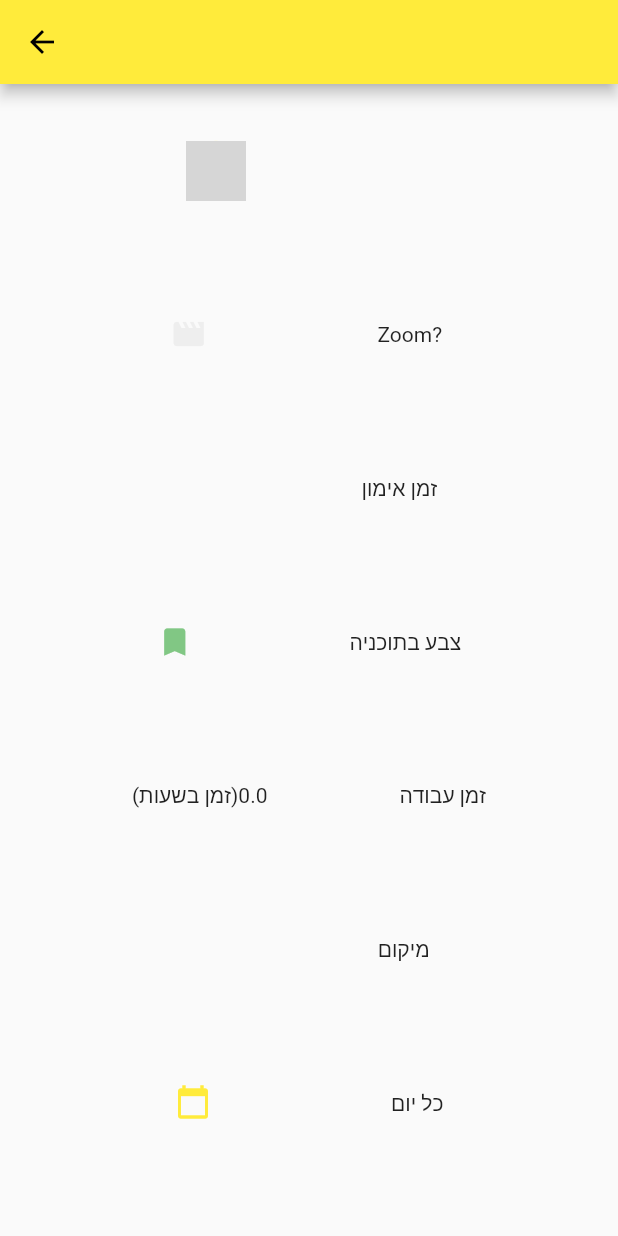
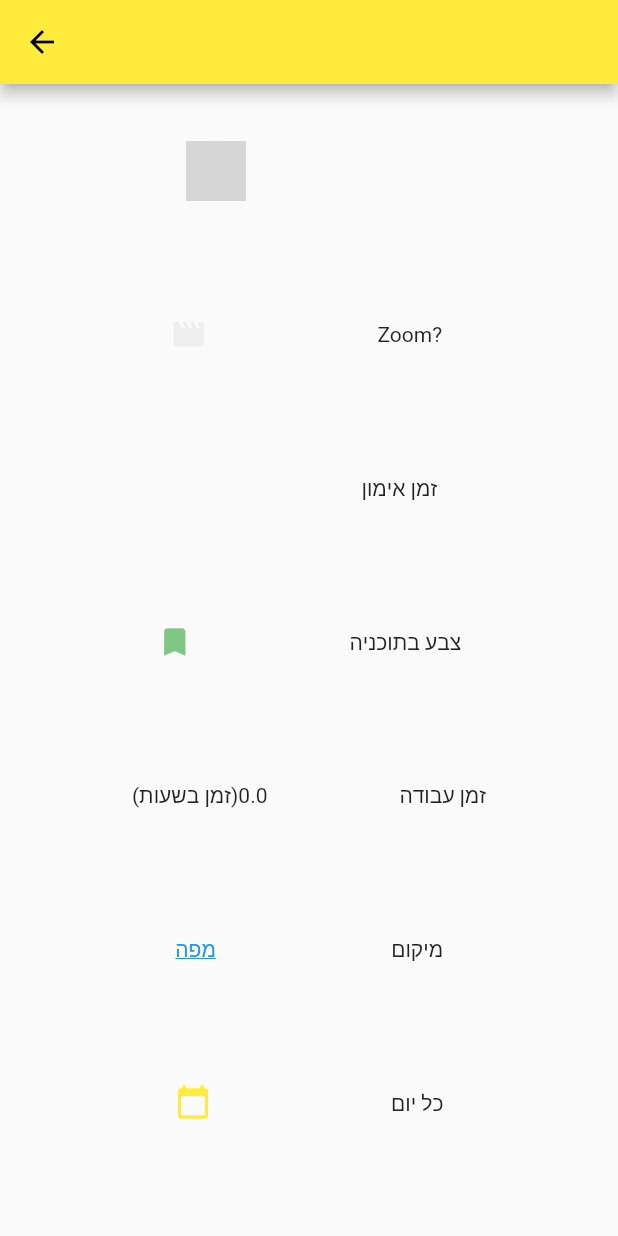
Before and after one commit to onncho/MaParkout, a Flutter app: the WorkoutDetails screen opened directly with empty values, on a phone screen of 412 x 824 dp. Run offline on Flutter 3.47's test engine with Material 2 defaults, Android fonts, the phone set to English and light mode, and no system bars; our stand-ins replace flare_flutter, splashscreen; network calls fail; grey boxes are pictures that could not be loaded.

Commit message:
location fix and url launcher

```diff
--- a/Apps/lib/data/WorkoutDetails.dart
+++ b/Apps/lib/data/WorkoutDetails.dart
@@ -1,6 +1,7 @@
 import 'package:MaParkOut/data/workout.dart';
 import 'package:flutter/material.dart';
 import 'package:flutter/widgets.dart';
+import 'package:url_launcher/url_launcher.dart';
 
 class WorkoutDetails extends StatelessWidget {
   final Workout _workout;
@@ -105,12 +106,18 @@ class WorkoutDetails extends StatelessWidget {
                         children: [
                           Container(child: Text('מיקום')),
                           Container(
-                              child: GestureDetector(
-                                  child: Text('${_workout.workoutLocation}',
+                              child: InkWell(
+                                  highlightColor: Colors.blue,
+                                  child: Text("מפה",
                                       style: TextStyle(
                                           decoration: TextDecoration.underline,
                                           color: Colors.blue)),
-                                  onTap: () {}))
+                                  onTap: () async {
+                                    if (await canLaunch(
+                                        _workout.workoutLocation)) {
+                                      await launch(_workout.workoutLocation);
+                                    }
+                                  }))
                         ]),
                   ),
                   Flexible(
--- a/Apps/lib/main.dart
+++ b/Apps/lib/main.dart
@@ -31,8 +31,6 @@ class WorkoutApp extends StatefulWidget {
 
 class WorkoutAppState extends State<WorkoutApp> {
   // This widget is the root of your application.
-
-  List<Workout> _allWorkouts = new List<Workout>();
 
   String _logo = 'assets/ ma_repo/logo_on_white.jpeg';
 
--- a/Apps/pubspec.yaml
+++ b/Apps/pubspec.yaml
@@ -29,6 +29,7 @@ dependencies:
   meta: ^1.1.8
   flare_flutter: ^2.0.3
   provider: ^4.1.1
+  url_launcher: ^3.0.3
 
   # The following adds the Cupertino Icons font to your application.
   # Use with the CupertinoIcons class for iOS style icons.
```
Also changed, not shown: 6 other files.
